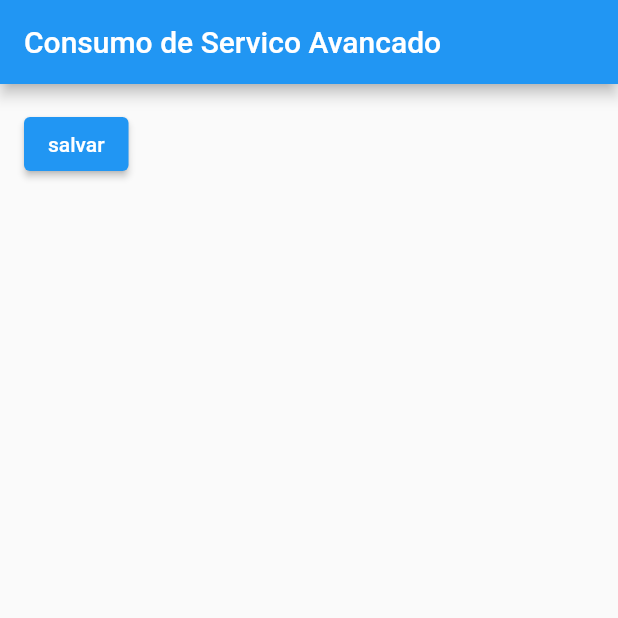
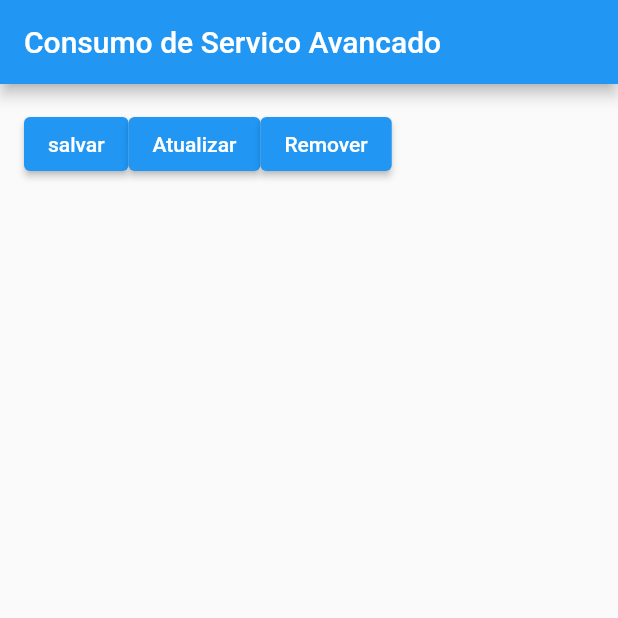
Before and after one commit to adilsontchameia/Consumo-de-Webservices-Future, a Flutter app: the screen it shows after launch, on a phone screen of 412 x 824 dp, the top half of it. Run offline on Flutter 3.47's test engine with Material 2 defaults, Android fonts, the phone set to English and light mode, and no system bars; network calls fail.

Commit message:
criacao dos metodos de requisicao

```diff
--- a/lib/Home.dart
+++ b/lib/Home.dart
@@ -41,8 +41,12 @@ class _HomeState extends State<Home> {
     //print(postagens.toString());
   }
 
-//Metodo do tipo post
+//Metodo de requisiscao
   _post() {}
+
+  _put() {}
+
+  _patch() {}
 
   @override
   Widget build(BuildContext context) {
@@ -56,7 +60,18 @@ class _HomeState extends State<Home> {
           children: [
             Row(
               children: [
-                ElevatedButton(onPressed: _post, child: Text("salvar"))
+                ElevatedButton(
+                  onPressed: _post,
+                  child: Text("salvar"),
+                ),
+                ElevatedButton(
+                  onPressed: _post,
+                  child: Text("Atualizar"),
+                ),
+                ElevatedButton(
+                  onPressed: _post,
+                  child: Text("Remover"),
+                ),
               ],
             ),
             //Future
```
